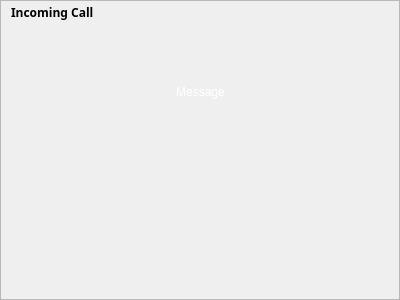
The window that rs-Qt-gui/src/gui/toaster/CallToaster.ui (autoscatto/retroshare) describes before a commit, drawn with Qt 5.
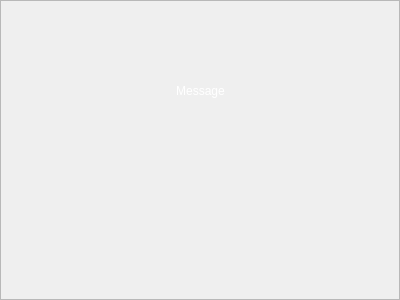
The same window after the commit. Icons and pictures are not drawn. Custom widgets are drawn as their Qt base class.

Commit message: modifyd toasters for new background images

Patch:
```diff
--- a/rs-Qt-gui/src/gui/toaster/CallToaster.ui
+++ b/rs-Qt-gui/src/gui/toaster/CallToaster.ui
@@ -105,27 +105,6 @@
         <property name="spacing" >
          <number>0</number>
         </property>
-        <item>
-         <widget class="QLabel" name="titleLabel" >
-          <property name="font" >
-           <font>
-            <family>Sans Serif</family>
-            <pointsize>9</pointsize>
-            <weight>75</weight>
-            <italic>false</italic>
-            <bold>true</bold>
-            <underline>false</underline>
-            <strikeout>false</strikeout>
-           </font>
-          </property>
-          <property name="text" >
-           <string>Incoming Call</string>
-          </property>
-          <property name="indent" >
-           <number>10</number>
-          </property>
-         </widget>
-        </item>
         <item>
          <spacer>
           <property name="orientation" >
@@ -151,14 +130,14 @@
           </property>
           <property name="minimumSize" >
            <size>
-            <width>22</width>
-            <height>22</height>
+            <width>18</width>
+            <height>18</height>
            </size>
           </property>
           <property name="maximumSize" >
            <size>
-            <width>22</width>
-            <height>22</height>
+            <width>18</width>
+            <height>18</height>
            </size>
           </property>
           <property name="icon" >
@@ -210,265 +189,469 @@
           <property name="palette" >
            <palette>
             <active>
-             <color>
+             <colorrole role="WindowText" >
+              <brush brushstyle="SolidPattern" >
+               <color alpha="255" >
               <red>255</red>
               <green>255</green>
               <blue>255</blue>
              </color>
-             <color>
+              </brush>
+             </colorrole>
+             <colorrole role="Button" >
+              <brush brushstyle="SolidPattern" >
+               <color alpha="255" >
               <red>212</red>
               <green>208</green>
               <blue>200</blue>
              </color>
-             <color>
+              </brush>
+             </colorrole>
+             <colorrole role="Light" >
+              <brush brushstyle="SolidPattern" >
+               <color alpha="255" >
               <red>255</red>
               <green>255</green>
               <blue>255</blue>
              </color>
-             <color>
+              </brush>
+             </colorrole>
+             <colorrole role="Midlight" >
+              <brush brushstyle="SolidPattern" >
+               <color alpha="255" >
               <red>234</red>
               <green>229</green>
               <blue>220</blue>
              </color>
-             <color>
+              </brush>
+             </colorrole>
+             <colorrole role="Dark" >
+              <brush brushstyle="SolidPattern" >
+               <color alpha="255" >
               <red>128</red>
               <green>128</green>
               <blue>128</blue>
              </color>
-             <color>
+              </brush>
+             </colorrole>
+             <colorrole role="Mid" >
+              <brush brushstyle="SolidPattern" >
+               <color alpha="255" >
               <red>141</red>
               <green>139</green>
               <blue>133</blue>
              </color>
-             <color>
+              </brush>
+             </colorrole>
+             <colorrole role="Text" >
+              <brush brushstyle="SolidPattern" >
+               <color alpha="255" >
               <red>0</red>
               <green>0</green>
               <blue>0</blue>
              </color>
-             <color>
+              </brush>
+             </colorrole>
+             <colorrole role="BrightText" >
+              <brush brushstyle="SolidPattern" >
+               <color alpha="255" >
               <red>255</red>
               <green>255</green>
               <blue>255</blue>
              </color>
-             <color>
+              </brush>
+             </colorrole>
+             <colorrole role="ButtonText" >
+              <brush brushstyle="SolidPattern" >
+               <color alpha="255" >
               <red>0</red>
               <green>0</green>
               <blue>0</blue>
              </color>
-             <color>
+              </brush>
+             </colorrole>
+             <colorrole role="Base" >
+              <brush brushstyle="SolidPattern" >
+               <color alpha="255" >
               <red>255</red>
               <green>255</green>
               <blue>255</blue>
              </color>
-             <color>
+              </brush>
+             </colorrole>
+             <colorrole role="Window" >
+              <brush brushstyle="SolidPattern" >
+               <color alpha="255" >
               <red>212</red>
               <green>208</green>
               <blue>200</blue>
              </color>
-             <color>
+              </brush>
+             </colorrole>
+             <colorrole role="Shadow" >
+              <brush brushstyle="SolidPattern" >
+               <color alpha="255" >
               <red>64</red>
               <green>64</green>
               <blue>64</blue>
              </color>
-             <color>
+              </brush>
+             </colorrole>
+             <colorrole role="Highlight" >
+              <brush brushstyle="SolidPattern" >
+               <color alpha="255" >
               <red>10</red>
               <green>36</green>
               <blue>106</blue>
              </color>
-             <color>
+              </brush>
+             </colorrole>
+             <colorrole role="HighlightedText" >
+              <brush brushstyle="SolidPattern" >
+               <color alpha="255" >
               <red>255</red>
               <green>255</green>
               <blue>255</blue>
              </color>
-             <color>
+              </brush>
+             </colorrole>
+             <colorrole role="Link" >
+              <brush brushstyle="SolidPattern" >
+               <color alpha="255" >
               <red>0</red>
               <green>0</green>
               <blue>255</blue>
              </color>
-             <color>
+              </brush>
+             </colorrole>
+             <colorrole role="LinkVisited" >
+              <brush brushstyle="SolidPattern" >
+               <color alpha="255" >
               <red>255</red>
               <green>0</green>
               <blue>255</blue>
              </color>
-             <color>
+              </brush>
+             </colorrole>
+             <colorrole role="AlternateBase" >
+              <brush brushstyle="SolidPattern" >
+               <color alpha="255" >
               <red>232</red>
               <green>232</green>
               <blue>232</blue>
              </color>
+              </brush>
+             </colorrole>
             </active>
             <inactive>
-             <color>
+             <colorrole role="WindowText" >
+              <brush brushstyle="SolidPattern" >
+               <color alpha="255" >
               <red>255</red>
               <green>255</green>
               <blue>255</blue>
              </color>
-             <color>
+              </brush>
+             </colorrole>
+             <colorrole role="Button" >
+              <brush brushstyle="SolidPattern" >
+               <color alpha="255" >
               <red>212</red>
               <green>208</green>
               <blue>200</blue>
              </color>
-             <color>
+              </brush>
+             </colorrole>
+             <colorrole role="Light" >
+              <brush brushstyle="SolidPattern" >
+               <color alpha="255" >
               <red>255</red>
               <green>255</green>
               <blue>255</blue>
              </color>
-             <color>
+              </brush>
+             </colorrole>
+             <colorrole role="Midlight" >
+              <brush brushstyle="SolidPattern" >
+               <color alpha="255" >
               <red>234</red>
               <green>229</green>
               <blue>220</blue>
              </color>
-             <color>
+              </brush>
+             </colorrole>
+             <colorrole role="Dark" >
+              <brush brushstyle="SolidPattern" >
+               <color alpha="255" >
               <red>128</red>
               <green>128</green>
               <blue>128</blue>
              </color>
-             <color>
+              </brush>
+             </colorrole>
+             <colorrole role="Mid" >
+              <brush brushstyle="SolidPattern" >
+               <color alpha="255" >
               <red>141</red>
               <green>139</green>
               <blue>133</blue>
              </color>
-             <color>
+              </brush>
+             </colorrole>
+             <colorrole role="Text" >
+              <brush brushstyle="SolidPattern" >
+               <color alpha="255" >
               <red>0</red>
               <green>0</green>
               <blue>0</blue>
              </color>
-             <color>
+              </brush>
+             </colorrole>
+             <colorrole role="BrightText" >
+              <brush brushstyle="SolidPattern" >
+               <color alpha="255" >
               <red>255</red>
               <green>255</green>
               <blue>255</blue>
              </color>
-             <color>
+              </brush>
+             </colorrole>
+             <colorrole role="ButtonText" >
+              <brush brushstyle="SolidPattern" >
+               <color alpha="255" >
               <red>0</red>
               <green>0</green>
               <blue>0</blue>
              </color>
-             <color>
+              </brush>
+             </colorrole>
+             <colorrole role="Base" >
+              <brush brushstyle="SolidPattern" >
+               <color alpha="255" >
               <red>255</red>
               <green>255</green>
               <blue>255</blue>
              </color>
-             <color>
+              </brush>
+             </colorrole>
+             <colorrole role="Window" >
+              <brush brushstyle="SolidPattern" >
+               <color alpha="255" >
               <red>212</red>
               <green>208</green>
               <blue>200</blue>
              </color>
-             <color>
+              </brush>
+             </colorrole>
+             <colorrole role="Shadow" >
+              <brush brushstyle="SolidPattern" >
+               <color alpha="255" >
               <red>64</red>
               <green>64</green>
               <blue>64</blue>
              </color>
-             <color>
+              </brush>
+             </colorrole>
+             <colorrole role="Highlight" >
+              <brush brushstyle="SolidPattern" >
+               <color alpha="255" >
               <red>212</red>
               <green>208</green>
               <blue>200</blue>
              </color>
-             <color>
+              </brush>
+             </colorrole>
+             <colorrole role="HighlightedText" >
+              <brush brushstyle="SolidPattern" >
+               <color alpha="255" >
               <red>0</red>
               <green>0</green>
               <blue>0</blue>
              </color>
-             <color>
+              </brush>
+             </colorrole>
+             <colorrole role="Link" >
+              <brush brushstyle="SolidPattern" >
+               <color alpha="255" >
               <red>0</red>
               <green>0</green>
               <blue>255</blue>
              </color>
-             <color>
+              </brush>
+             </colorrole>
+             <colorrole role="LinkVisited" >
+              <brush brushstyle="SolidPattern" >
+               <color alpha="255" >
               <red>255</red>
               <green>0</green>
               <blue>255</blue>
              </color>
-             <color>
+              </brush>
+             </colorrole>
+             <colorrole role="AlternateBase" >
+              <brush brushstyle="SolidPattern" >
+               <color alpha="255" >
               <red>232</red>
               <green>232</green>
               <blue>232</blue>
              </color>
+              </brush>
+             </colorrole>
             </inactive>
             <disabled>
-             <color>
+             <colorrole role="WindowText" >
+              <brush brushstyle="SolidPattern" >
+               <color alpha="255" >
               <red>106</red>
               <green>104</green>
               <blue>100</blue>
              </color>
-             <color>
+              </brush>
+             </colorrole>
+             <colorrole role="Button" >
+              <brush brushstyle="SolidPattern" >
+               <color alpha="255" >
               <red>212</red>
               <green>208</green>
               <blue>200</blue>
              </color>
-             <color>
+              </brush>
+             </colorrole>
+             <colorrole role="Light" >
+              <brush brushstyle="SolidPattern" >
+               <color alpha="255" >
               <red>255</red>
               <green>255</green>
               <blue>255</blue>
              </color>
-             <color>
+              </brush>
+             </colorrole>
+             <colorrole role="Midlight" >
+              <brush brushstyle="SolidPattern" >
+               <color alpha="255" >
               <red>233</red>
               <green>231</green>
               <blue>227</blue>
              </color>
-             <color>
+              </brush>
+             </colorrole>
+             <colorrole role="Dark" >
+              <brush brushstyle="SolidPattern" >
+               <color alpha="255" >
               <red>128</red>
               <green>128</green>
               <blue>128</blue>
              </color>
-             <color>
+              </brush>
+             </colorrole>
+             <colorrole role="Mid" >
+              <brush brushstyle="SolidPattern" >
+               <color alpha="255" >
               <red>141</red>
               <green>139</green>
               <blue>133</blue>
              </color>
-             <color>
+              </brush>
+             </colorrole>
+             <colorrole role="Text" >
+              <brush brushstyle="SolidPattern" >
+               <color alpha="255" >
               <red>106</red>
               <green>104</green>
               <blue>100</blue>
              </color>
-             <color>
+              </brush>
+             </colorrole>
+             <colorrole role="BrightText" >
+              <brush brushstyle="SolidPattern" >
+               <color alpha="255" >
               <red>255</red>
               <green>255</green>
               <blue>255</blue>
              </color>
-             <color>
+              </brush>
+             </colorrole>
+             <colorrole role="ButtonText" >
+              <brush brushstyle="SolidPattern" >
+               <color alpha="255" >
               <red>106</red>
               <green>104</green>
               <blue>100</blue>
              </color>
-             <color>
+              </brush>
+             </colorrole>
+             <colorrole role="Base" >
+              <brush brushstyle="SolidPattern" >
+               <color alpha="255" >
               <red>212</red>
               <green>208</green>
               <blue>200</blue>
              </color>
-             <color>
+              </brush>
+             </colorrole>
+             <colorrole role="Window" >
+              <brush brushstyle="SolidPattern" >
+               <color alpha="255" >
               <red>212</red>
               <green>208</green>
               <blue>200</blue>
              </color>
-             <color>
+              </brush>
+             </colorrole>
+             <colorrole role="Shadow" >
+              <brush brushstyle="SolidPattern" >
+               <color alpha="255" >
               <red>0</red>
               <green>0</green>
               <blue>0</blue>
              </color>
-             <color>
+              </brush>
+             </colorrole>
+             <colorrole role="Highlight" >
+              <brush brushstyle="SolidPattern" >
+               <color alpha="255" >
               <red>10</red>
               <green>36</green>
               <blue>106</blue>
              </color>
-             <color>
+              </brush>
+             </colorrole>
+             <colorrole role="HighlightedText" >
+              <brush brushstyle="SolidPattern" >
+               <color alpha="255" >
               <red>255</red>
               <green>255</green>
               <blue>255</blue>
              </color>
-             <color>
+              </brush>
+             </colorrole>
+             <colorrole role="Link" >
+              <brush brushstyle="SolidPattern" >
+               <color alpha="255" >
               <red>0</red>
               <green>0</green>
               <blue>255</blue>
              </color>
-             <color>
+              </brush>
+             </colorrole>
+             <colorrole role="LinkVisited" >
+              <brush brushstyle="SolidPattern" >
+               <color alpha="255" >
               <red>255</red>
               <green>0</green>
               <blue>255</blue>
              </color>
-             <color>
+              </brush>
+             </colorrole>
+             <colorrole role="AlternateBase" >
+              <brush brushstyle="SolidPattern" >
+               <color alpha="255" >
               <red>232</red>
               <green>232</green>
               <blue>232</blue>
              </color>
+              </brush>
+             </colorrole>
             </disabled>
            </palette>
           </property>
```
Left out of the diff: 8 changed lines with no effect on the pictures. Lines whose indentation alone changed are shown as unchanged. The commit also changes 3 other files.
